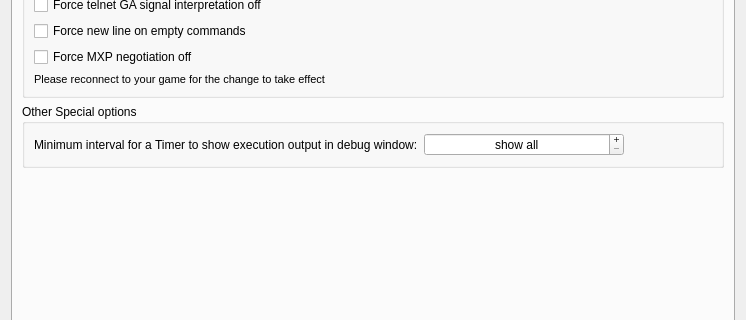
Before: the Qt Designer form src/ui/profile_preferences.ui in Mudlet/Mudlet, drawn with Qt 5; both pictures show x 0 to 746 and y 106 to 426 of the 746 by 596 pixel window.
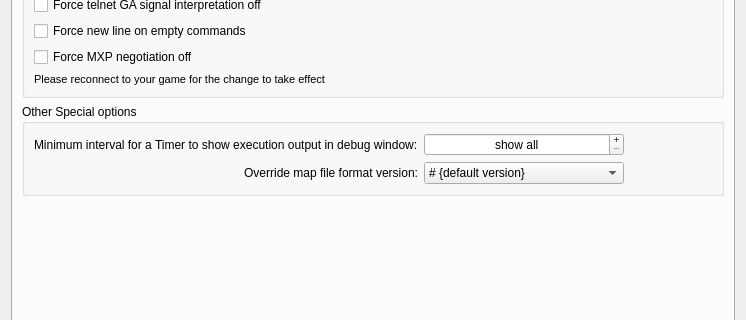
After: the same form once the commit is applied. The open tabs and pages were chosen to show the change. Icons and pictures are not drawn.

Patch:
```diff
--- a/src/ui/profile_preferences.ui
+++ b/src/ui/profile_preferences.ui
@@ -1893,7 +1893,10 @@
          <property name="title">
           <string>Other Special options</string>
          </property>
-         <layout class="QFormLayout" name="formLayout">
+         <layout class="QFormLayout" name="formLayout_Debug">
+          <property name="labelAlignment">
+           <set>Qt::AlignRight|Qt::AlignTrailing|Qt::AlignVCenter</set>
+          </property>
           <item row="0" column="0">
            <widget class="QLabel" name="label_timerDebugOutputMinimumInterval">
             <property name="text">
@@ -1932,6 +1935,37 @@
             </property>
            </widget>
           </item>
+          <item row="1" column="0">
+           <widget class="QLabel" name="label_mapFileSaveFormatVersion">
+            <property name="text">
+             <string>Override map file format version:</string>
+            </property>
+            <property name="alignment">
+             <set>Qt::AlignRight|Qt::AlignTrailing|Qt::AlignVCenter</set>
+            </property>
+           </widget>
+          </item>
+          <item row="1" column="1">
+           <widget class="QComboBox" name="comboBox_mapFileSaveFormatVersion">
+            <property name="maximumSize">
+             <size>
+              <width>200</width>
+              <height>16777215</height>
+             </size>
+            </property>
+            <property name="editable">
+             <bool>false</bool>
+            </property>
+            <property name="currentText">
+             <string># {default version}</string>
+            </property>
+            <item>
+             <property name="text">
+              <string># {default version}</string>
+             </property>
+            </item>
+           </widget>
+          </item>
          </layout>
         </widget>
        </item>
```
